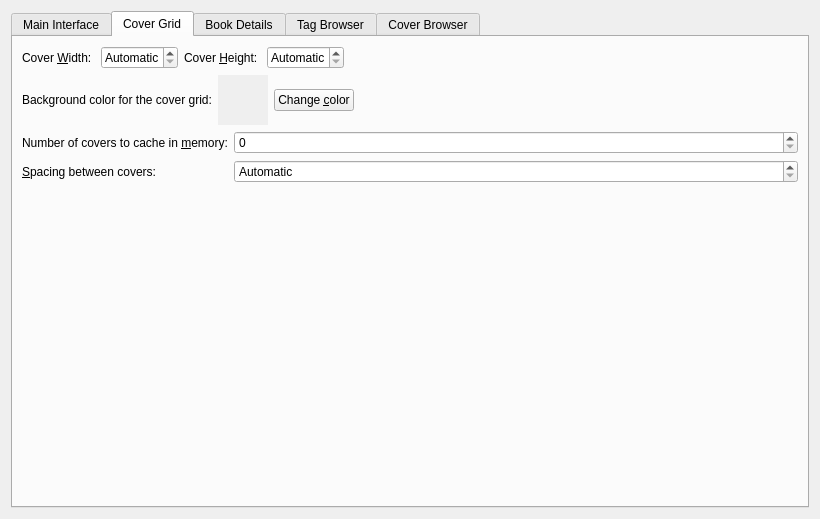
kovidgoyal/calibre, file src/calibre/gui2/preferences/look_feel.ui: the form before one commit.
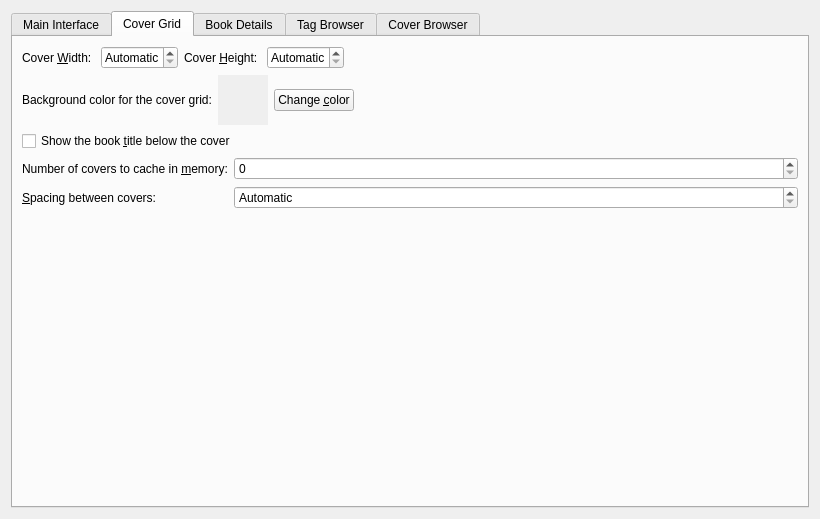
The form after the commit. The open tabs and pages were chosen to show the change. Icons and pictures are not drawn. Custom widgets are drawn as their Qt base class.

Commit message: Cover grid: Add option toshow book title below cover

Patch:
```diff
--- a/src/calibre/gui2/preferences/look_feel.ui
+++ b/src/calibre/gui2/preferences/look_feel.ui
@@ -351,7 +351,7 @@
          </item>
         </layout>
        </item>
-       <item row="2" column="0">
+       <item row="3" column="0">
         <widget class="QLabel" name="label_15">
          <property name="text">
           <string>Number of covers to cache in &amp;memory:</string>
@@ -361,7 +361,7 @@
          </property>
         </widget>
        </item>
-       <item row="2" column="1">
+       <item row="3" column="1">
         <widget class="QSpinBox" name="opt_cover_grid_cache_size">
          <property name="maximum">
           <number>50000</number>
@@ -371,7 +371,7 @@
          </property>
         </widget>
        </item>
-       <item row="3" column="0">
+       <item row="4" column="0">
         <widget class="QLabel" name="label_16">
          <property name="text">
           <string>&amp;Spacing between covers:</string>
@@ -381,7 +381,7 @@
          </property>
         </widget>
        </item>
-       <item row="3" column="1">
+       <item row="4" column="1">
         <widget class="QDoubleSpinBox" name="opt_cover_grid_spacing">
          <property name="toolTip">
           <string>The spacing between covers. A value of zero means calculate automatically based on cover size.</string>
@@ -397,6 +397,13 @@
          </property>
         </widget>
        </item>
+       <item row="2" column="0" colspan="2">
+        <widget class="QCheckBox" name="opt_cover_grid_show_title">
+         <property name="text">
+          <string>Show the book &amp;title below the cover</string>
+         </property>
+        </widget>
+       </item>
       </layout>
      </widget>
      <widget class="QWidget" name="tab_4">
```
Left out of the diff: 6 changed lines with no effect on the pictures. The commit also changes 3 other files.
